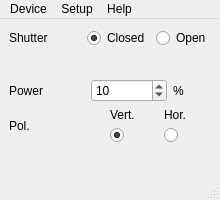
Above: software/lcu03/src/main_wnd.ui from z80/lcu03 before the change. Below: the same form after it.
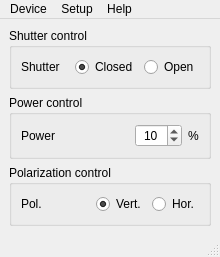
That is the form after the change.

```diff
--- a/software/lcu03/src/main_wnd.ui
+++ b/software/lcu03/src/main_wnd.ui
@@ -7,13 +7,13 @@
     <x>0</x>
     <y>0</y>
     <width>220</width>
-    <height>200</height>
+    <height>245</height>
    </rect>
   </property>
   <property name="maximumSize">
    <size>
     <width>220</width>
-    <height>200</height>
+    <height>245</height>
    </size>
   </property>
   <property name="windowTitle">
@@ -23,9 +23,13 @@
    <locale language="C" country="AnyCountry"/>
   </property>
   <widget class="QWidget" name="centralwidget">
-   <layout class="QVBoxLayout" name="verticalLayout_3">
+   <layout class="QVBoxLayout" name="verticalLayout">
     <item>
-     <layout class="QHBoxLayout" name="horizontalLayout_3" stretch="0,0,0,0">
+     <widget class="QGroupBox" name="groupBox">
+      <property name="title">
+       <string>Shutter control</string>
+      </property>
+      <layout class="QHBoxLayout" name="horizontalLayout_4">
       <item>
        <widget class="QLabel" name="label_6">
         <property name="text">
@@ -40,8 +44,8 @@
         </property>
         <property name="sizeHint" stdset="0">
          <size>
-          <width>40</width>
-          <height>20</height>
+           <width>21</width>
+           <height>17</height>
          </size>
         </property>
        </spacer>
@@ -70,6 +74,7 @@
        </widget>
       </item>
      </layout>
+     </widget>
     </item>
     <item>
      <spacer name="verticalSpacer_2">
@@ -85,7 +90,11 @@
      </spacer>
     </item>
     <item>
-     <layout class="QHBoxLayout" name="horizontalLayout" stretch="1,1,2,1">
+     <widget class="QGroupBox" name="groupBox_2">
+      <property name="title">
+       <string>Power control</string>
+      </property>
+      <layout class="QHBoxLayout" name="horizontalLayout_3">
       <item>
        <widget class="QLabel" name="label">
         <property name="text">
@@ -100,7 +109,7 @@
         </property>
         <property name="sizeHint" stdset="0">
          <size>
-          <width>40</width>
+           <width>77</width>
           <height>20</height>
          </size>
         </property>
@@ -108,6 +117,9 @@
       </item>
       <item>
        <widget class="QDoubleSpinBox" name="power">
+         <property name="alignment">
+          <set>Qt::AlignCenter</set>
+         </property>
         <property name="decimals">
          <number>0</number>
         </property>
@@ -127,9 +139,14 @@
        </widget>
       </item>
      </layout>
+     </widget>
     </item>
     <item>
-     <layout class="QHBoxLayout" name="horizontalLayout_2" stretch="1,1,1,1">
+     <widget class="QGroupBox" name="groupBox_3">
+      <property name="title">
+       <string>Polarization control</string>
+      </property>
+      <layout class="QHBoxLayout" name="horizontalLayout">
       <item>
        <widget class="QLabel" name="label_3">
         <property name="text">
@@ -151,18 +168,9 @@
        </spacer>
       </item>
       <item>
-       <layout class="QVBoxLayout" name="verticalLayout">
-        <item>
-         <widget class="QLabel" name="label_4">
-          <property name="text">
-           <string>Vert.</string>
-          </property>
-         </widget>
-        </item>
-        <item>
          <widget class="QRadioButton" name="vert">
           <property name="text">
-           <string/>
+          <string>Vert.</string>
           </property>
           <property name="checked">
            <bool>true</bool>
@@ -170,23 +178,12 @@
           <attribute name="buttonGroup">
            <string notr="true">polarizationGroup</string>
           </attribute>
-         </widget>
-        </item>
-       </layout>
-      </item>
-      <item>
-       <layout class="QVBoxLayout" name="verticalLayout_2">
-        <item>
-         <widget class="QLabel" name="label_5">
-          <property name="text">
-           <string>Hor.</string>
-          </property>
          </widget>
         </item>
         <item>
          <widget class="QRadioButton" name="hor">
           <property name="text">
-           <string/>
+          <string>Hor.</string>
           </property>
           <attribute name="buttonGroup">
            <string notr="true">polarizationGroup</string>
@@ -194,8 +191,7 @@
          </widget>
         </item>
        </layout>
-      </item>
-     </layout>
+     </widget>
     </item>
     <item>
      <spacer name="verticalSpacer">
```
Left out of the diff: 6 changed lines with no effect on the pictures. Lines whose indentation alone changed are shown as unchanged.
